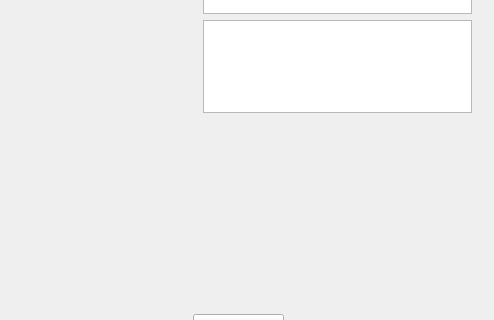
Before: the Qt Designer form motion-detection/qt_region_app/region_app/mainwindow.ui in GrabMotion/motion, drawn with Qt 5; both pictures show x 487 to 981 and y 192 to 512 of the 981 by 611 pixel window.
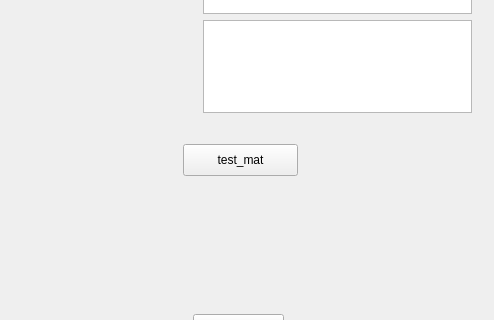
After: the same form once the commit is applied. Custom widgets are drawn as their Qt base class.

The edit to the form file:
```diff
--- a/motion-detection/qt_region_app/region_app/mainwindow.ui
+++ b/motion-detection/qt_region_app/region_app/mainwindow.ui
@@ -443,6 +443,19 @@
      <string/>
     </property>
    </widget>
+   <widget class="QPushButton" name="test_mat">
+    <property name="geometry">
+     <rect>
+      <x>670</x>
+      <y>300</y>
+      <width>115</width>
+      <height>32</height>
+     </rect>
+    </property>
+    <property name="text">
+     <string>test_mat</string>
+    </property>
+   </widget>
   </widget>
   <widget class="QMenuBar" name="menuBar">
    <property name="geometry">
```
